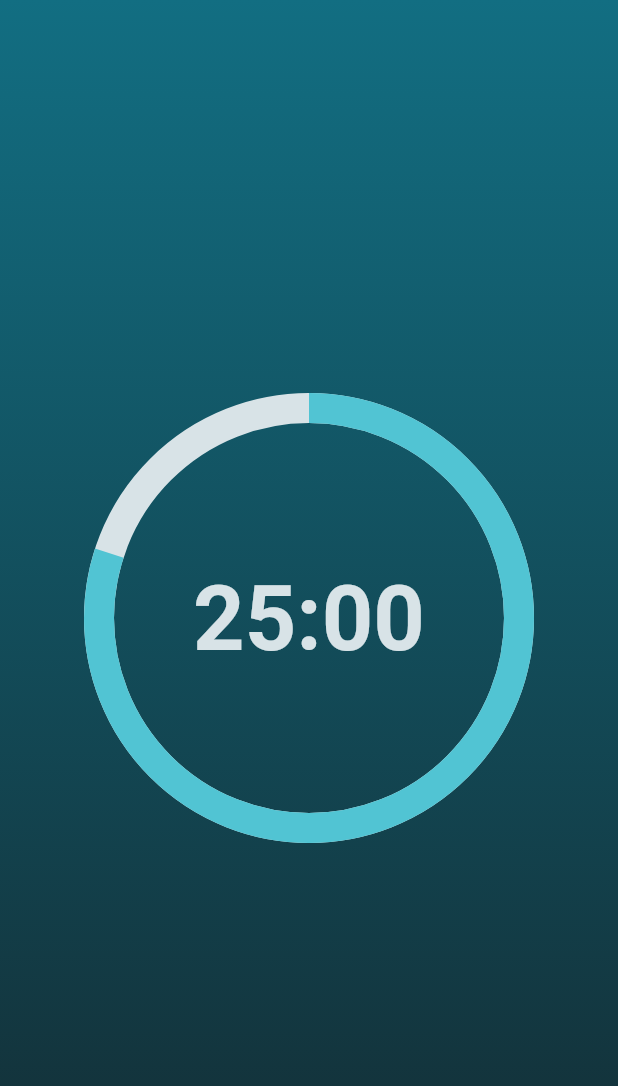
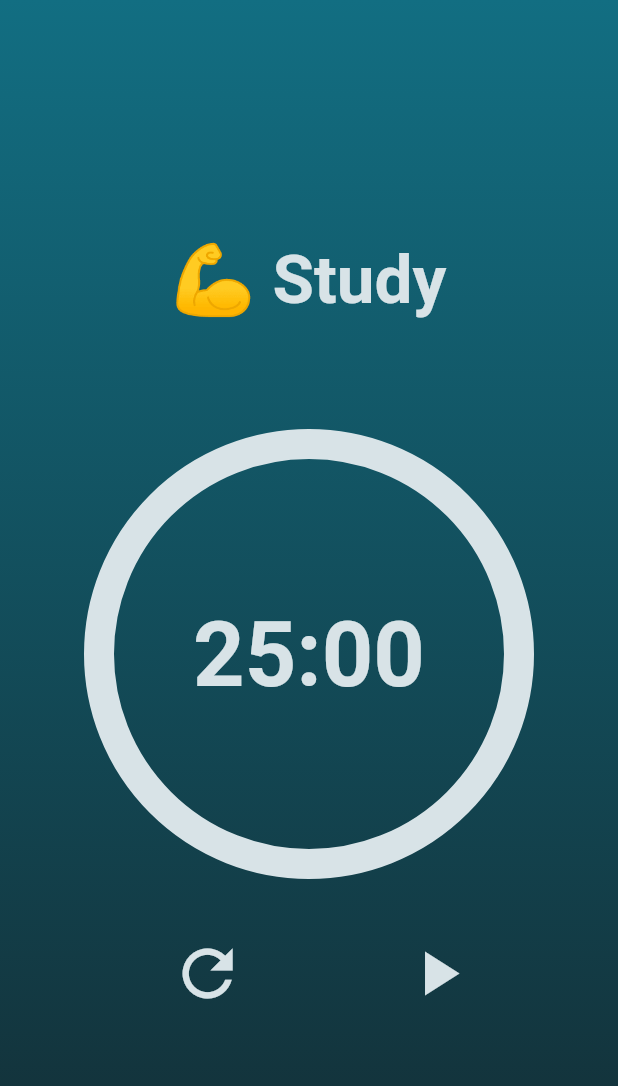
Before and after one commit to PatrickS136/pomodoro, a Flutter app: the screen it shows after launch, on a phone screen of 412 x 824 dp. Shown: the top 1086 px of the screen. Run offline on Flutter 3.47's test engine with Material 2 defaults, Android fonts, the phone set to English and light mode, and no system bars; drawn by our look-alikes of percent_indicator.

Commit message:
Finished the app

```diff
--- /dev/null
+++ b/lib/components/reusableButton.dart
@@ -0,0 +1,18 @@
+import 'package:flutter/material.dart';
+import 'package:pomodoro/constants.dart';
+
+class ReusableButton extends StatelessWidget {
+  final icon;
+  final onPressed;
+  ReusableButton({this.icon, this.onPressed});
+  @override
+  Widget build(BuildContext context) {
+    return IconButton(
+        icon: Icon(
+          icon,
+          color: grey,
+          size: 50,
+        ),
+        onPressed: onPressed);
+  }
+}
--- /dev/null
+++ b/lib/components/timer.dart
@@ -0,0 +1,146 @@
+import 'package:flutter/material.dart';
+import 'dart:async';
+import 'package:percent_indicator/percent_indicator.dart';
+import 'package:pomodoro/constants.dart';
+import 'package:pomodoro/components/reusableButton.dart';
+
+class MyTimer extends StatefulWidget {
+  @override
+  _MyTimerState createState() => _MyTimerState();
+}
+
+class _MyTimerState extends State<MyTimer> {
+  int timeInMinutes;
+  double timeInSeconds;
+  double percentage;
+  int initial;
+  bool study;
+  bool paused;
+  String count;
+  var timer;
+
+  String checkTimeLessThanTen(num) {
+    if (num < 10) {
+      return "0";
+    }
+    return "";
+  }
+
+  void pause() {
+    setState(() {
+      if (paused == true) {
+        tick();
+        print("unpause");
+      } else {
+        timer.cancel();
+      }
+      paused = !paused;
+    });
+  }
+
+  void reset() {
+    setState(() {
+      if (study) {
+        initial = 25;
+      } else {
+        initial = (count.length % 4 == 0) ? 20 : 5;
+      }
+      timeInMinutes = initial;
+      timeInSeconds = 0.0;
+      percentage = 0.0;
+    });
+  }
+
+  void tick() {
+    timer = Timer.periodic(Duration(seconds: 1), (timer) {
+      setState(() {
+        if (timeInSeconds == 0) {
+          timeInSeconds = 59;
+          timeInMinutes--;
+        } else {
+          timeInSeconds--;
+        }
+        if (timeInMinutes == 0 && timeInSeconds == 0) {
+          study = !study;
+          count += "⭐";
+          reset();
+        }
+
+        percentage = ((initial * 60) - (timeInMinutes * 60 + timeInSeconds)) /
+            (initial * 60);
+      });
+    });
+  }
+
+  @override
+  void initState() {
+    super.initState();
+    timeInSeconds = 0;
+    study = true;
+    paused = false;
+    count = "";
+    reset();
+    tick();
+    pause();
+  }
+
+  @override
+  Widget build(BuildContext context) {
+    return Column(
+      mainAxisAlignment: MainAxisAlignment.center,
+      children: [
+        Container(
+          child: Center(
+            child: CircularPercentIndicator(
+              radius: 300.0,
+              lineWidth: 20.0,
+              animation: true,
+              header: Column(
+                children: [
+                  Text(
+                    (study == true) ? "💪 Study" : "🍕 Take a break",
+                    style: kTimeText.copyWith(
+                      fontSize: 45,
+                    ),
+                  ),
+                  SizedBox(
+                    height: 10,
+                  ),
+                  Text(
+                    count,
+                    style: kChecks,
+                  ),
+                  SizedBox(
+                    height: 40,
+                  ),
+                ],
+              ),
+              animationDuration: 1200,
+              percent: percentage,
+              // header: Text("Icon header"),
+              animateFromLastPercent: true,
+              center: Text(
+                "${checkTimeLessThanTen(timeInMinutes)}$timeInMinutes:${checkTimeLessThanTen(timeInSeconds.toInt())}${timeInSeconds.toInt()}",
+                style: kTimeText,
+              ),
+              backgroundColor: grey,
+              progressColor: lightBlue,
+            ),
+          ),
+        ),
+        SizedBox(
+          height: 30,
+        ),
+        Row(
+          mainAxisAlignment: MainAxisAlignment.spaceEvenly,
+          children: [
+            ReusableButton(icon: Icons.refresh, onPressed: reset),
+            ReusableButton(
+                icon: (paused == false) ? Icons.pause : Icons.play_arrow,
+                onPressed: pause),
+          ],
+        ),
+      ],
+    );
+  }
+}
--- a/lib/constants.dart
+++ b/lib/constants.dart
@@ -10,3 +10,8 @@ const kTimeText = TextStyle(
   color: grey,
   fontWeight: FontWeight.bold,
 );
+
+const kChecks = TextStyle(
+  fontSize: 20,
+  color: Colors.green,
+);
--- a/lib/screens/mainScreen.dart
+++ b/lib/screens/mainScreen.dart
@@ -1,6 +1,6 @@
 import 'package:flutter/material.dart';
+import 'package:pomodoro/components/timer.dart';
 import 'package:pomodoro/constants.dart';
-import 'package:percent_indicator/percent_indicator.dart';
 
 class MainScreen extends StatelessWidget {
   @override
@@ -19,27 +19,7 @@ class MainScreen extends StatelessWidget {
             ],
           ),
         ),
-        child: Column(
-          mainAxisAlignment: MainAxisAlignment.center,
-          children: [
-            Container(
-              child: Center(
-                child: CircularPercentIndicator(
-                  radius: 300.0,
-                  lineWidth: 20.0,
-                  percent: 0.8,
-                  // header: Text("Icon header"),
-                  center: Text(
-                    "25:00",
-                    style: kTimeText,
-                  ),
-                  backgroundColor: grey,
-                  progressColor: lightBlue,
-                ),
-              ),
-            ),
-          ],
-        ),
+        child: MyTimer(),
       ),
     );
   }
```
Also changed, not shown: 5 other files.
